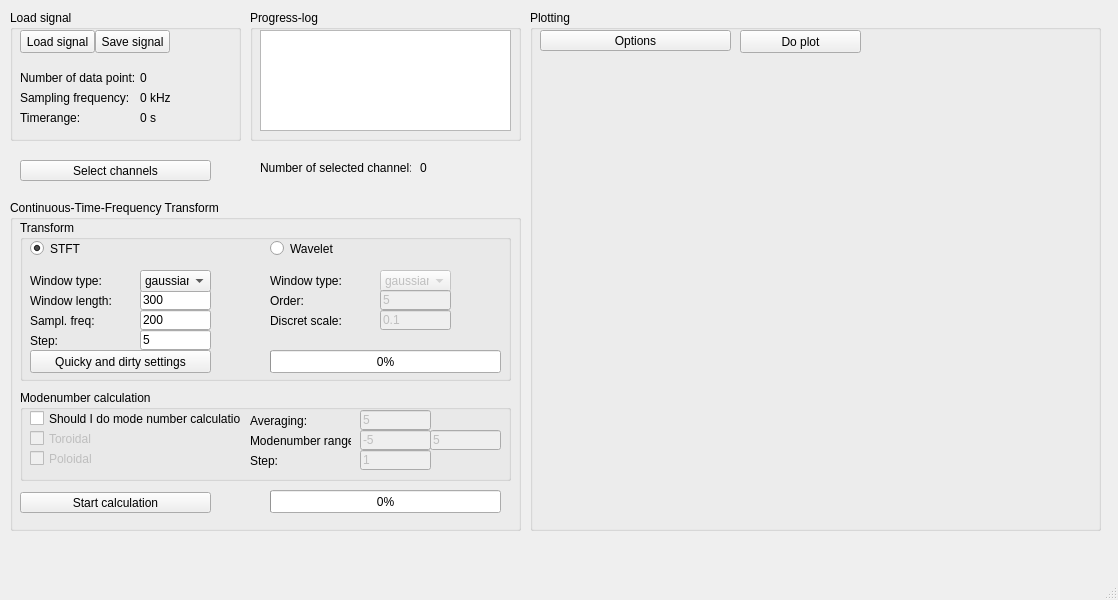
Qt form python/gui/gui_layout.ui (fusion-flap/nti-wavelet-tools) before a commit.
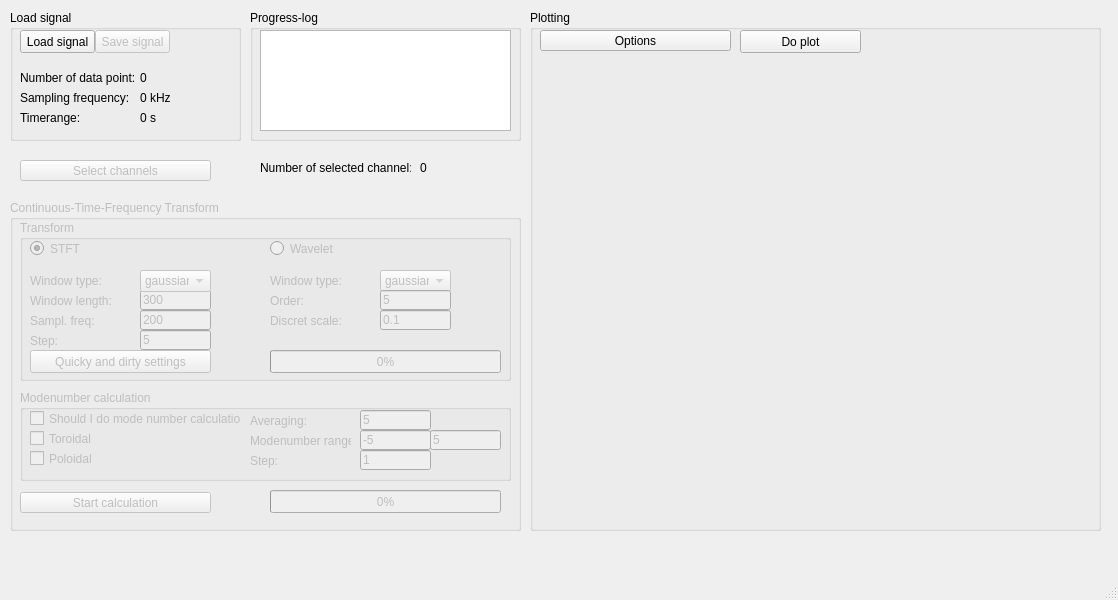
The same form after that commit.

Commit message: #4 save button functionality added

Patch:
```diff
--- a/python/gui/gui_layout.ui
+++ b/python/gui/gui_layout.ui
@@ -14,7 +14,10 @@
    <string>MainWindow</string>
   </property>
   <widget class="QWidget" name="centralwidget">
-   <widget class="QGroupBox" name="groupBox">
+   <widget class="QGroupBox" name="calcgroupBox">
+    <property name="enabled">
+     <bool>false</bool>
+    </property>
     <property name="geometry">
      <rect>
       <x>10</x>
@@ -572,6 +575,9 @@
      </property>
     </widget>
     <widget class="QPushButton" name="savesignalButton">
+     <property name="enabled">
+      <bool>false</bool>
+     </property>
      <property name="geometry">
       <rect>
        <x>85</x>
@@ -697,6 +703,9 @@
     </widget>
    </widget>
    <widget class="QPushButton" name="selectchannelsButton">
+    <property name="enabled">
+     <bool>false</bool>
+    </property>
     <property name="geometry">
      <rect>
       <x>20</x>
```
The commit also changes 1 other file.
